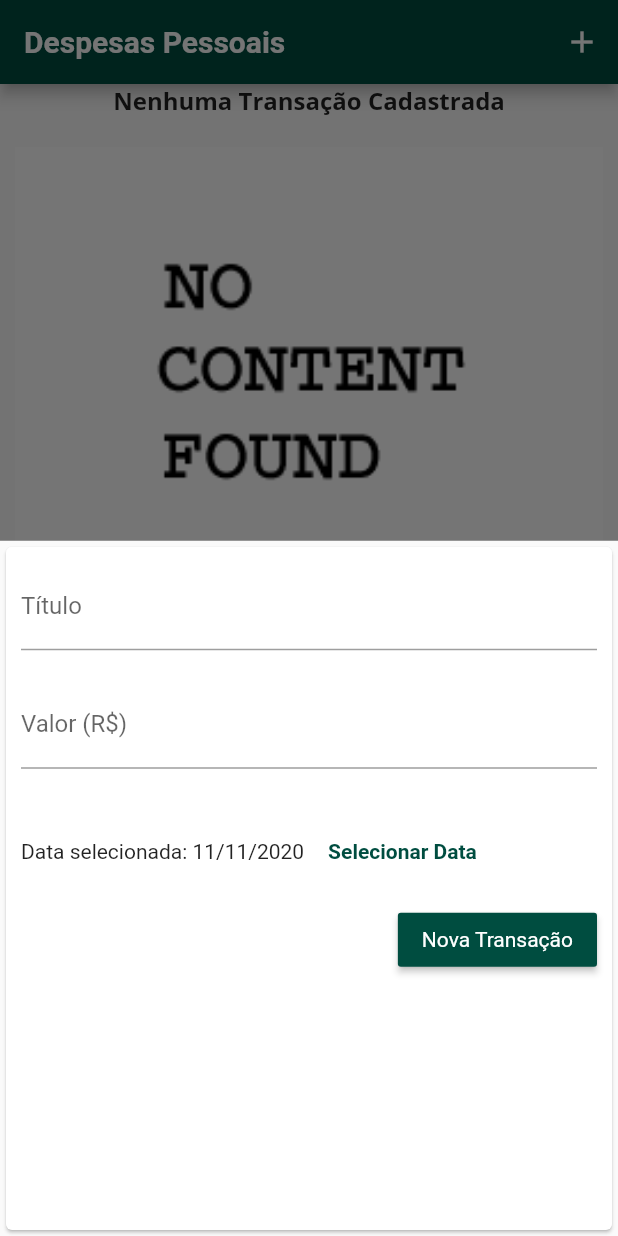
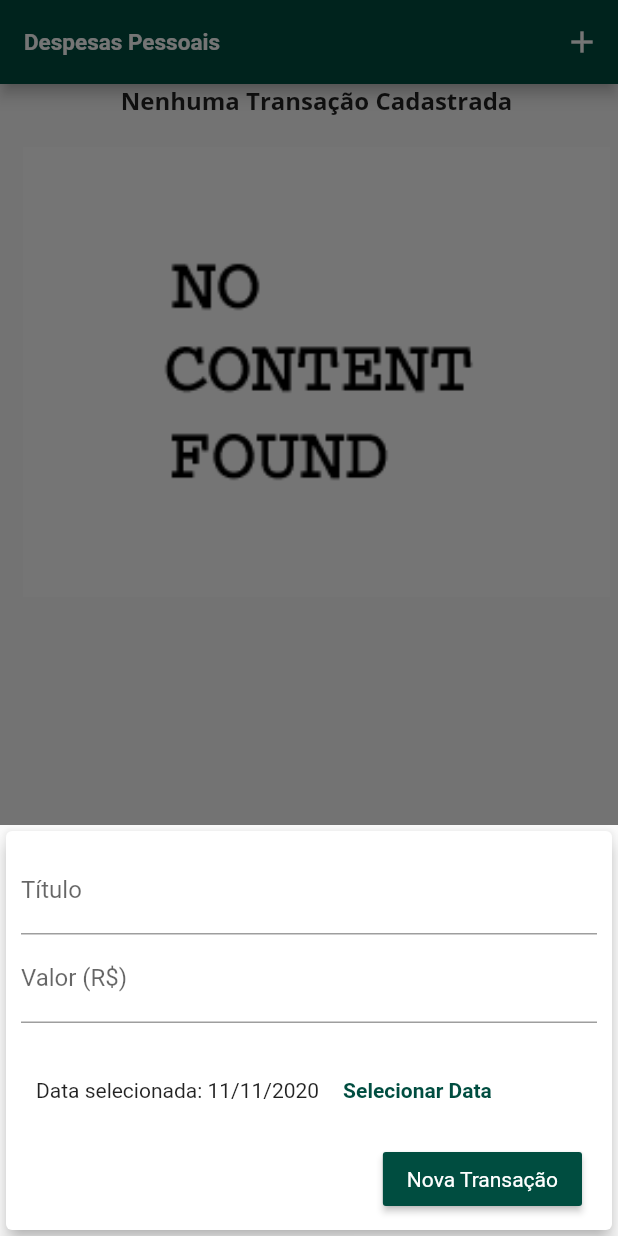
Before and after one commit to Gabrielxp/flutter-estudo, a Flutter app: the screen it shows after launch, after a tap on the "add" icon, on a phone screen of 412 x 824 dp. Run offline on Flutter 3.47's test engine with Material 2 defaults, Android fonts, the phone set to English and light mode, and no system bars.

Commit message:
Ajustes tela

```diff
--- a/expenses2/lib/components/transaction_form.dart
+++ b/expenses2/lib/components/transaction_form.dart
@@ -48,28 +48,33 @@ class _TransactionFormState extends State<TransactionForm> {
   Widget build(BuildContext context) {
     return Padding(
       padding: const EdgeInsets.all(0),
+      child: SingleChildScrollView(
         child: Card(
-        //elevation: 5,
+          elevation: 5,
           child: Column(
             children: [
               Padding(
-              padding: const EdgeInsets.fromLTRB(10, 10, 10, 10),
-              child: TextField(
+                padding: EdgeInsets.only(
+                    top: 10,
+                    right: 10,
+                    left: 10,
+                    //ESSA PARADA AQUI DA UM PADDING DE 10+ TAMANHO DO TECLADO
+                    bottom: 10 + MediaQuery.of(context).viewInsets.bottom),
+                child: Column(
+                  children: [
+                    TextField(
                       controller: _titleController,
                       onSubmitted: (_) => _submitForm(),
                       decoration: InputDecoration(labelText: "Título"),
                     ),
-            ),
-            Padding(
-              padding: const EdgeInsets.fromLTRB(10, 10, 10, 10),
-              child: TextField(
+                    TextField(
                       //ESSA PARADA AQUI MOSTRA O INPUT SO DE NUMEROS
                       //PODERIA SER TEXTINPUTTYPE.NUMBER (IGNORA DECIMAIS)
-                keyboardType: TextInputType.numberWithOptions(decimal: true),
+                      keyboardType:
+                          TextInputType.numberWithOptions(decimal: true),
                       controller: __valueController,
                       onSubmitted: (_) => _submitForm(),
                       decoration: InputDecoration(labelText: "Valor (R\$)"),
-              ),
                     ),
                     Container(
                       height: 70,
@@ -79,7 +84,8 @@ class _TransactionFormState extends State<TransactionForm> {
                           Text(selectedDate == null
                               ? "Nenhuma data Selecionada"
                               : 'Data selecionada: ' +
-                          DateFormat('dd/MM/yyyy').format(selectedDate)),
+                                  DateFormat('dd/MM/yyyy')
+                                      .format(selectedDate)),
                           FlatButton(
                             onPressed: () => _showDatePicker(),
                             child: Text(
@@ -111,6 +117,10 @@ class _TransactionFormState extends State<TransactionForm> {
                   ],
                 ),
               ),
+            ],
+          ),
+        ),
+      ),
     );
   }
 }
--- a/expenses2/lib/components/transaction_list.dart
+++ b/expenses2/lib/components/transaction_list.dart
@@ -13,9 +13,7 @@ class TransactionList extends StatelessWidget {
 
   @override
   Widget build(BuildContext context) {
-    return Container(
-      height: 400,
-      child: transactions.isEmpty
+    return transactions.isEmpty
         ? Column(
             children: [
               Text(
@@ -124,7 +122,6 @@ class TransactionList extends StatelessWidget {
               //       ),
               //     );
             },
-            ),
           );
   }
 }
--- a/expenses2/lib/main.dart
+++ b/expenses2/lib/main.dart
@@ -1,5 +1,5 @@
-import 'package:expenses2/components/chart.dart';
 import 'package:flutter/material.dart';
+import 'package:flutter/services.dart';
 
 import 'components/transaction_form.dart';
 
@@ -10,7 +10,6 @@ import 'package:expenses2/components/transaction_list.dart';
 import 'package:expenses2/models/transaction.dart';
 
 import 'models/transaction.dart';
-import 'models/transaction.dart';
 
 main(List<String> args) {
   runApp(ExpensesApp());
@@ -19,6 +18,11 @@ main(List<String> args) {
 class ExpensesApp extends StatelessWidget {
   @override
   Widget build(BuildContext context) {
+    //ESSA PARADA AQUI DEFINE UMA ORIENTAÇÃO PRO APP
+    SystemChrome.setPreferredOrientations([
+      DeviceOrientation.portraitUp,
+    ]);
+
     return MaterialApp(
       home: MyHomePage(),
       theme: ThemeData(
@@ -91,17 +95,29 @@ class _MyHomePageState extends State<MyHomePage> {
 
   @override
   Widget build(BuildContext context) {
-    return Scaffold(
-      appBar: AppBar(
+    final appBar = AppBar(
       title: Text(
         "Despesas Pessoais",
+        style: TextStyle(
+          //O text Scale Factor é uma propriedade que o cellar
+          //tem para ampliar o tamanho da fonte
+          fontSize: 15 * MediaQuery.of(context).textScaleFactor,
+        ),
       ),
       actions: [
         IconButton(
             icon: Icon(Icons.add),
             onPressed: () => _opentransactionFormModal(context))
       ],
-      ),
+    );
+    //altura disponovel no disositivo - altura do appBar - altura da barra superior
+    //Com isso o componente podera respeitar a altura disponivel
+    final alturaDisponivel = MediaQuery.of(context).size.height -
+        appBar.preferredSize.height -
+        MediaQuery.of(context).padding.top;
+
+    return Scaffold(
+      appBar: appBar,
       body: SingleChildScrollView(
         child: Column(
           //Main axis da coluna é a vertical
@@ -114,7 +130,11 @@ class _MyHomePageState extends State<MyHomePage> {
           children: [
             //Para colocar um card na tela inteira da pra por ele num Containet
             //Chart(_recentTransactions),
-            TransactionList(_transactions, _deleteTransaction)
+            Container(
+              padding: EdgeInsets.fromLTRB(10, 0, 0, 20),
+              height: alturaDisponivel * 0.99,
+              child: TransactionList(_transactions, _deleteTransaction),
+            )
           ],
         ),
       ),
```
Lines whose indentation alone changed are shown as unchanged.
